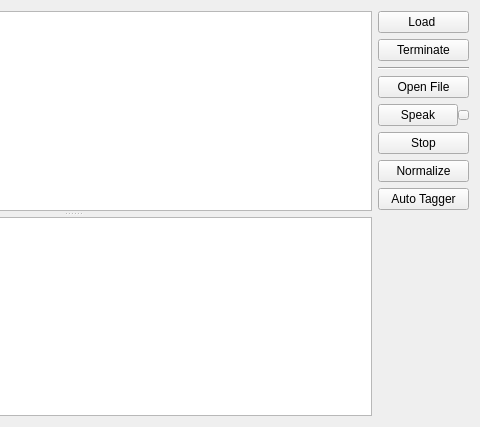
This is tihu_console/tihu_console.ui in tihu-nlp/tihu as Qt 5 draws it before an edit; both pictures show x 238 to 718 and y 0 to 427 of the 718 by 427 pixel window. The edited form follows.
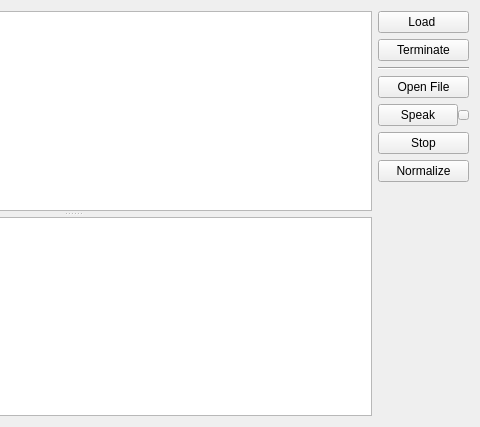
This is the edited form.

Commit message: remove auto-tag

```diff
--- a/tihu_console/tihu_console.ui
+++ b/tihu_console/tihu_console.ui
@@ -162,13 +162,6 @@
           </property>
          </widget>
         </item>
-        <item>
-         <widget class="QPushButton" name="btnAutoTagger">
-          <property name="text">
-           <string>Auto Tagger</string>
-          </property>
-         </widget>
-        </item>
         <item>
          <spacer name="verticalSpacer_1">
           <property name="orientation">
```
The commit also changes 15 other files.
